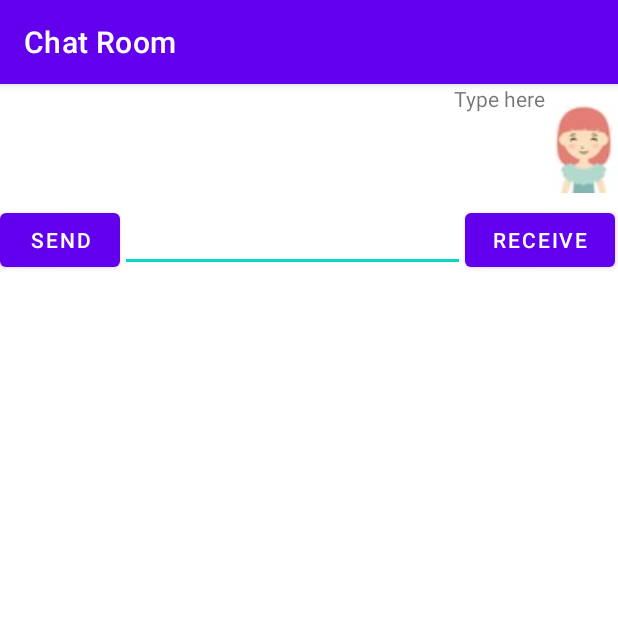
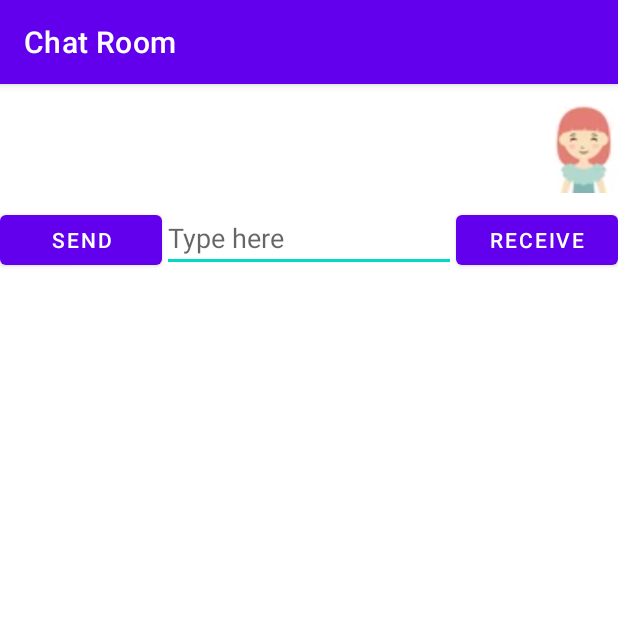
Before and after one commit to HelloNYAC/AndroidLabs, an Android app: the ChatRoomActivity screen opened directly, with no data from a screen before it, after a tap on "SEND", on a phone screen of 412 x 824 dp, the top half of it. Run offline under Robolectric (Android 15) with nearby library versions, the phone set to English and light mode, and no system bars.

Commit message:
Finished Lab6

```diff
--- a/app/src/main/res/layout/activity_chat_room.xml
+++ b/app/src/main/res/layout/activity_chat_room.xml
@@ -1,34 +1,41 @@
 <?xml version="1.0" encoding="utf-8"?>
-<LinearLayout xmlns:android="http://schemas.android.com/apk/res/android"
+<LinearLayout
+    xmlns:android="http://schemas.android.com/apk/res/android"
+    xmlns:tools="http://schemas.android.com/tools"
+    android:orientation="vertical"
     android:layout_width="match_parent"
-    android:layout_height="match_parent"
-    android:orientation="vertical">
+    android:layout_height="match_parent">
 
     <ListView
         android:id="@+id/thelistview"
         android:layout_width="match_parent"
-        android:layout_height="wrap_content"/>
+        android:layout_height="wrap_content" />
 
     <LinearLayout
-        android:layout_width="match_parent"
-        android:layout_height="wrap_content">
+        android:layout_width="wrap_content"
+        android:layout_height="wrap_content"
+        android:orientation="horizontal"
+        >
+
         <Button
             android:id="@+id/sendbtn"
-            android:layout_width="80dp"
-            android:layout_height="wrap_content"
-            android:text="@string/send"/>
+            android:layout_width="110dp"
+            android:layout_height="45dp"
+            android:layout_weight="1"
+            android:text="@string/send" />
 
         <EditText
             android:id="@+id/typeline"
-            android:layout_width="230dp"
-            android:layout_height="wrap_content"
-            android:text="@string/type_ph" />
+            android:layout_width="200dp"
+            android:layout_height="45dp"
+            android:layout_weight="2"
+            android:hint="@string/type_ph" />
 
         <Button
             android:id="@+id/rcvbtn"
-            android:layout_width="100dp"
-            android:layout_height="wrap_content"
+            android:layout_width="110dp"
+            android:layout_height="45dp"
+            android:layout_weight="1"
             android:text="@string/receive" />
     </LinearLayout>
-
 </LinearLayout>
```
